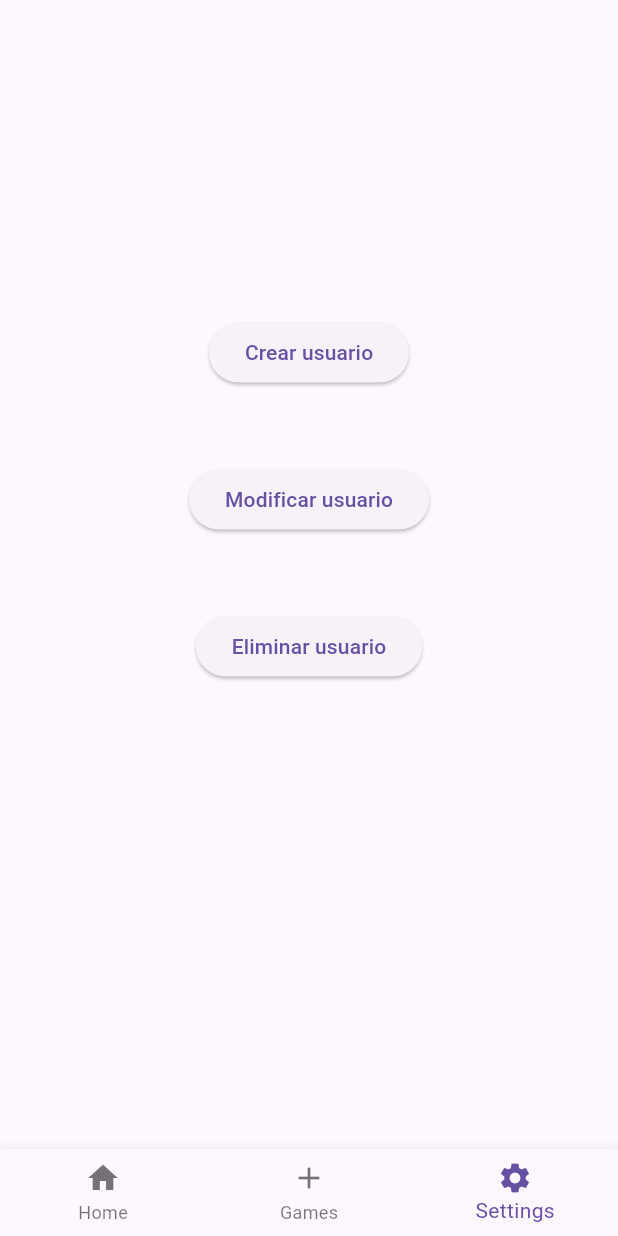
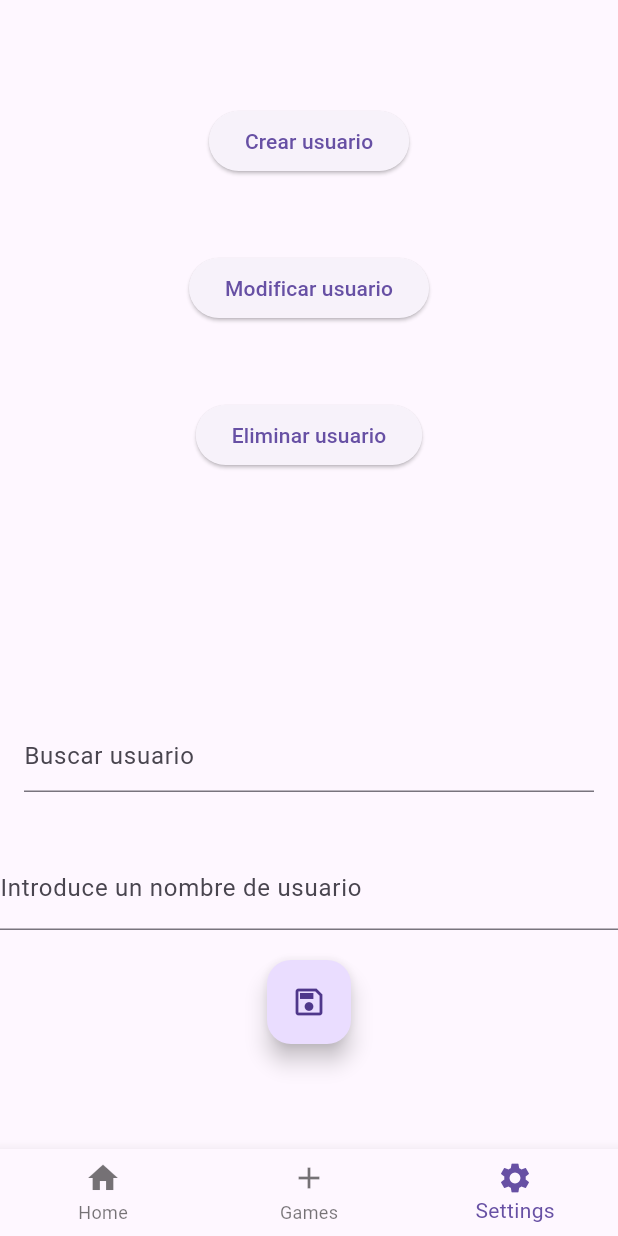
Before and after one commit to saulmantecon/aplicacionpadel, a Flutter app: the screen it shows after launch, item 3 of the bottom bar chosen, after a tap on "Eliminar usuario", on a phone screen of 412 x 824 dp. Run offline on Flutter 3.47's test engine with Material 3 defaults, Android fonts, the phone set to English and light mode, and no system bars; drawn by our look-alikes of searchfield; our stand-ins replace image_picker, sqflite_common_ffi; missing offline and left inert: dart:ffi; accounts and stored records are empty.

Commit message:
CRUD funciona

```diff
--- a/lib/BD/DbUsuario.dart
+++ b/lib/BD/DbUsuario.dart
@@ -51,9 +51,9 @@ class DbUsuario {
   }//listarUsuarios
 
   // Método para eliminar un usuario por su id
-  static Future<void> delete(Usuario usuario) async {
+  static Future<void> delete(int idUsuario) async {
     final db = await _openDB();
-    await db.delete("usuarios", where: "idUsuario = ?", whereArgs: [usuario.idUsuario]);
+    await db.delete("usuarios", where: "idUsuario = ?", whereArgs: [idUsuario]);
   }//delete
 
   // Método para actualizar un usuario
--- a/lib/CRUD/EliminarUsuario.dart
+++ b/lib/CRUD/EliminarUsuario.dart
@@ -0,0 +1,123 @@
+import 'package:aplicacionpadel/BD/DbUsuario.dart';
+import 'package:aplicacionpadel/model/Usuario.dart';
+import 'package:flutter/material.dart';
+import 'package:searchfield/searchfield.dart';
+
+class EliminarUsuario extends StatefulWidget {
+  const EliminarUsuario({super.key});
+
+  @override
+  State<EliminarUsuario> createState() => _EliminarUsuarioState();
+}
+
+class _EliminarUsuarioState extends State<EliminarUsuario> {
+  final _formKey = GlobalKey<FormState>(); // Clave para el formulario
+  late final TextEditingController _controllerNombreUsuario;
+  late int id;
+  late String nombre;
+  late String apellido;
+  late int puntos;
+  late int edad;
+  List<Usuario> listaUsuarios = [];
+
+  @override
+  void initState() {
+    super.initState();
+    _controllerNombreUsuario = TextEditingController();
+    obtenerUsuarios();
+  }
+
+  Future<void> obtenerUsuarios() async {
+    final usuarios = await DbUsuario.usuarios();
+    setState(() {
+      listaUsuarios = usuarios;
+    });
+  }
+
+  void enviarFormulario() async {
+    if (_formKey.currentState!.validate()) {
+      _formKey.currentState!.save(); // Guarda los valores en las variables
+
+      try {
+        // Intento actualizar el usuario en la base de datos
+        await DbUsuario.delete(id);
+        ScaffoldMessenger.of(context).showSnackBar(const SnackBar(content: Text('Usuario eliminado exitosamente')));
+        setState(() {
+          listaUsuarios.removeWhere((element) => element.idUsuario == id);
+          // Reiniciar el formulario después de guardar
+          _formKey.currentState!.reset();
+        });
+      } catch (e) {
+        ScaffoldMessenger.of(context).showSnackBar(
+          const SnackBar(content: Text('Error al actualizar el usuario')),
+        );
+      }
+    } else {
+      ScaffoldMessenger.of(context).showSnackBar(
+        const SnackBar(content: Text('Por favor, rellene todos los campos')),
+      );
+    }
+  }
+
+  @override
+  Widget build(BuildContext context) {
+    return Form(
+        key: _formKey,
+        child: Column(
+          children: [
+            Padding(
+              padding: const EdgeInsets.all(16.0),
+              child: SearchField<Usuario>(
+                marginColor: Colors.blue,
+                suggestions: listaUsuarios
+                    .map((usuario) => SearchFieldListItem<Usuario>(
+                          usuario.nombreUsuario,
+                          // Lo que se muestra en el campo de búsqueda
+                          item: usuario, // El objeto que está asociado
+                        ))
+                    .toList(),
+                suggestionState: Suggestion.expand,
+                textInputAction: TextInputAction.done,
+                hint: 'Buscar usuario',
+                onSuggestionTap: (selectedItem) {
+                  final usuarioSelect = selectedItem.item;
+                  if (usuarioSelect != null) {
+                    ScaffoldMessenger.of(context).showSnackBar(SnackBar(content: Text('Seleccionaste: ${usuarioSelect.nombreUsuario}')));
+                    _controllerNombreUsuario.text = usuarioSelect.nombreUsuario;
+                    id = usuarioSelect.idUsuario;
+                    nombre = usuarioSelect.nombre;
+                    apellido = usuarioSelect.apellido;
+                    puntos = usuarioSelect.puntos;
+                    edad = usuarioSelect.edad;
+                  }
+                },
+              ),
+            ),
+            const SizedBox(height: 20),
+            TextFormField(
+              controller: _controllerNombreUsuario,
+              decoration: const InputDecoration(
+                labelText: "Introduce un nombre de usuario",
+                hintText: "Nombre de usuario",
+              ),
+              validator: (value) {
+                if (value == null || value.isEmpty) {
+                  return "Introduzca un nombre de usuario correcto";
+                }
+                return null;
+              },
+              onSaved: (value) {
+                _controllerNombreUsuario.text = value!;
+              },
+            ),
+            const SizedBox(height: 20),
+            Center(
+              child: FloatingActionButton(
+                onPressed: enviarFormulario,
+                child: const Icon(Icons.save_outlined),
+              ),
+            ),
+          ],
+        ));
+  }
+}
--- a/lib/model/Settings.dart
+++ b/lib/model/Settings.dart
@@ -1,6 +1,8 @@
+import 'package:aplicacionpadel/CRUD/CrearUsuario.dart';
+import 'package:aplicacionpadel/CRUD/EliminarUsuario.dart';
 import 'package:aplicacionpadel/CRUD/ModificarUsuario.dart';
 import 'package:flutter/material.dart';
-import 'package:aplicacionpadel/CRUD/CrearUsuario.dart';
+
 class Settings extends StatefulWidget {
   const Settings({super.key});
 
@@ -9,8 +11,9 @@ class Settings extends StatefulWidget {
 }
 
 class _SettingsState extends State<Settings> {
-  bool _showCrearUsuarioForm = false;// Controla la visibilidad del formulario
+  bool _showCrearUsuarioForm = false; // Controla la visibilidad del formulario
   bool _showModificarUsuarioForm = false;
+  bool _showEliminarUsuarioForm = false;
 
   void _toggleCrearUsuarioForm() {
     setState(() {
@@ -24,19 +27,24 @@ class _SettingsState extends State<Settings> {
     });
   }
 
+  void _toggleEliminarUsuarioForm() {
+    setState(() {
+      _showEliminarUsuarioForm = !_showEliminarUsuarioForm;
+    });
+  }
 
   @override
   Widget build(BuildContext context) {
     return Scaffold(
       body: Center(
           child: SingleChildScrollView(
-
         child: Column(
           crossAxisAlignment: CrossAxisAlignment.center,
           children: [
             const SizedBox(height: 50),
             ElevatedButton(
-                onPressed: _toggleCrearUsuarioForm, // Muestra/oculta el formulario
+              onPressed: _toggleCrearUsuarioForm,
+              // Muestra/oculta el formulario
               child: const Text("Crear usuario"),
             ),
             const SizedBox(height: 50),
@@ -46,7 +54,7 @@ class _SettingsState extends State<Settings> {
             ),
             const SizedBox(height: 50),
             ElevatedButton(
-                onPressed: () {},
+              onPressed: (_toggleEliminarUsuarioForm),
               child: const Text("Eliminar usuario"),
             ),
             const SizedBox(height: 50),
@@ -57,10 +65,12 @@ class _SettingsState extends State<Settings> {
             if (_showModificarUsuarioForm)
               const ModificarUsuario(), // Instancia de tu formulario
             const SizedBox(height: 50),
+            if (_showEliminarUsuarioForm)
+              const EliminarUsuario(), // Instancia de tu formulario
+            const SizedBox(height: 50),
           ],
         ),
-        )
-      ),
+      )),
     );
   }
 }
--- a/lib/model/Usuario.dart
+++ b/lib/model/Usuario.dart
@@ -17,7 +17,9 @@ class Usuario {
     this.puntos = 0,
   });
 
-  // Método para convertir la instancia de la clase a un Map para almacenarla en la base de datos
+
+
+
   Map<String, dynamic> toMap() {
     return {
       "nombreUsuario": nombreUsuario,
```
Lines whose indentation alone changed are shown as unchanged.
